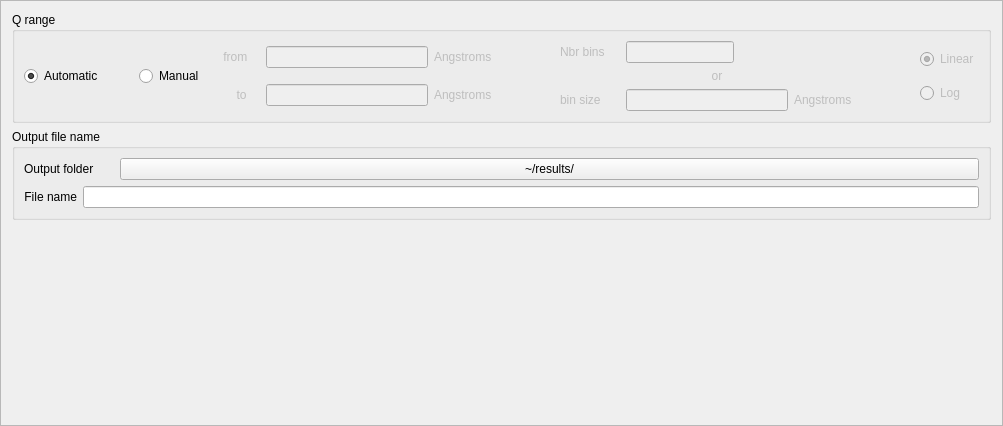
First picture: the form in Code/Mantid/scripts/Interface/ui/reflectometer/parameters_refl.ui, repository mantidproject/mantid, before the edit.
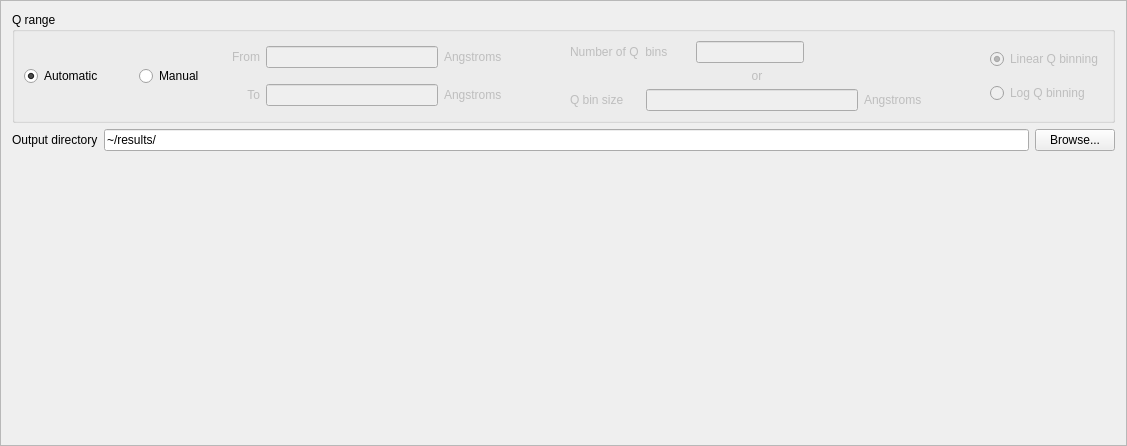
Second picture: the form after the edit.

Commit message: Started implementation of browse buttons. This refs #3570

What changed in the file:
```diff
--- a/Code/Mantid/scripts/Interface/ui/reflectometer/parameters_refl.ui
+++ b/Code/Mantid/scripts/Interface/ui/reflectometer/parameters_refl.ui
@@ -6,8 +6,8 @@
    <rect>
     <x>0</x>
     <y>0</y>
-    <width>1003</width>
-    <height>426</height>
+    <width>1127</width>
+    <height>446</height>
    </rect>
   </property>
   <property name="windowTitle">
@@ -79,7 +79,10 @@
                  </size>
                 </property>
                 <property name="text">
-                 <string>    from</string>
+                 <string> From</string>
+                </property>
+                <property name="alignment">
+                 <set>Qt::AlignRight|Qt::AlignTrailing|Qt::AlignVCenter</set>
                 </property>
                </widget>
               </item>
@@ -134,7 +137,10 @@
                  </size>
                 </property>
                 <property name="text">
-                 <string>        to</string>
+                 <string> To</string>
+                </property>
+                <property name="alignment">
+                 <set>Qt::AlignRight|Qt::AlignTrailing|Qt::AlignVCenter</set>
                 </property>
                </widget>
               </item>
@@ -210,18 +216,18 @@
                 </property>
                 <property name="minimumSize">
                  <size>
-                  <width>60</width>
+                  <width>120</width>
                   <height>0</height>
                  </size>
                 </property>
                 <property name="maximumSize">
                  <size>
-                  <width>60</width>
+                  <width>120</width>
                   <height>16777215</height>
                  </size>
                 </property>
                 <property name="text">
-                 <string>Nbr bins</string>
+                 <string>Number of Q  bins</string>
                 </property>
                </widget>
               </item>
@@ -275,18 +281,18 @@
                 </property>
                 <property name="minimumSize">
                  <size>
-                  <width>60</width>
+                  <width>70</width>
                   <height>0</height>
                  </size>
                 </property>
                 <property name="maximumSize">
                  <size>
-                  <width>60</width>
+                  <width>70</width>
                   <height>16777215</height>
                  </size>
                 </property>
                 <property name="text">
-                 <string>bin size</string>
+                 <string>Q bin size</string>
                 </property>
                </widget>
               </item>
@@ -361,7 +367,7 @@
                  <bool>false</bool>
                 </property>
                 <property name="text">
-                 <string>Linear</string>
+                 <string>Linear Q binning</string>
                 </property>
                 <property name="checked">
                  <bool>true</bool>
@@ -377,7 +383,7 @@
                  <bool>false</bool>
                 </property>
                 <property name="text">
-                 <string>Log</string>
+                 <string>Log Q binning</string>
                 </property>
                 <property name="autoExclusive">
                  <bool>false</bool>
@@ -396,76 +402,32 @@
     </widget>
    </item>
    <item>
-    <widget class="QGroupBox" name="groupBox_5">
-     <property name="title">
-      <string>Output file name</string>
-     </property>
-     <layout class="QVBoxLayout" name="verticalLayout_3">
+    <layout class="QHBoxLayout" name="horizontalLayout_5">
       <item>
-       <layout class="QVBoxLayout" name="verticalLayout_2">
-        <item>
-         <layout class="QHBoxLayout" name="horizontalLayout_6">
-          <item>
-           <widget class="QLabel" name="label_5">
-            <property name="minimumSize">
-             <size>
-              <width>90</width>
-              <height>0</height>
-             </size>
-            </property>
-            <property name="maximumSize">
-             <size>
-              <width>90</width>
-              <height>16777215</height>
-             </size>
-            </property>
+      <widget class="QLabel" name="label">
             <property name="text">
-             <string>Output folder</string>
-            </property>
-            <property name="alignment">
-             <set>Qt::AlignLeading|Qt::AlignLeft|Qt::AlignVCenter</set>
+        <string>Output directory</string>
             </property>
            </widget>
           </item>
           <item>
-           <widget class="QPushButton" name="pushButton_2">
-            <property name="enabled">
-             <bool>true</bool>
-            </property>
+      <widget class="QLineEdit" name="parameters_output_directory_value">
             <property name="text">
              <string>~/results/</string>
             </property>
            </widget>
           </item>
-         </layout>
-        </item>
         <item>
-         <layout class="QHBoxLayout" name="horizontalLayout_7">
-          <item>
-           <widget class="QLabel" name="label_6">
-            <property name="maximumSize">
-             <size>
-              <width>270</width>
-              <height>16777215</height>
-             </size>
+      <widget class="QPushButton" name="parameters_output_directory_browse_button">
+       <property name="enabled">
+        <bool>true</bool>
             </property>
             <property name="text">
-             <string>File name</string>
-            </property>
-            <property name="alignment">
-             <set>Qt::AlignRight|Qt::AlignTrailing|Qt::AlignVCenter</set>
-            </property>
-           </widget>
-          </item>
-          <item>
-           <widget class="QLineEdit" name="lineEdit_3"/>
-          </item>
-         </layout>
-        </item>
-       </layout>
-      </item>
-     </layout>
-    </widget>
+        <string>Browse...</string>
+       </property>
+      </widget>
+     </item>
+    </layout>
    </item>
    <item>
     <spacer name="verticalSpacer">
```
Lines whose indentation alone changed are shown as unchanged. The commit also changes 23 other files.
